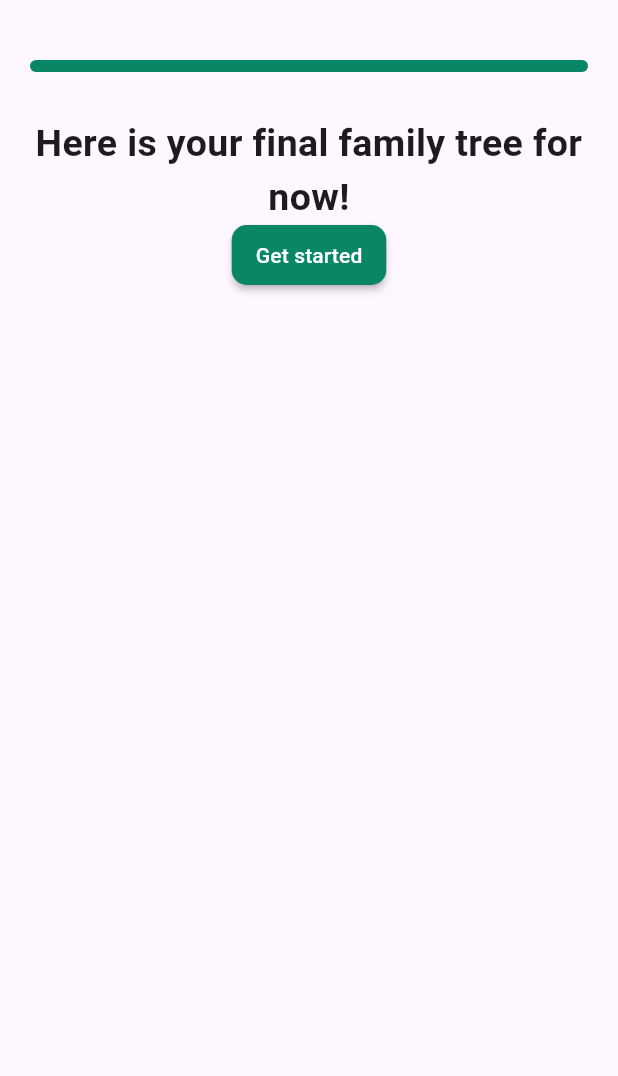
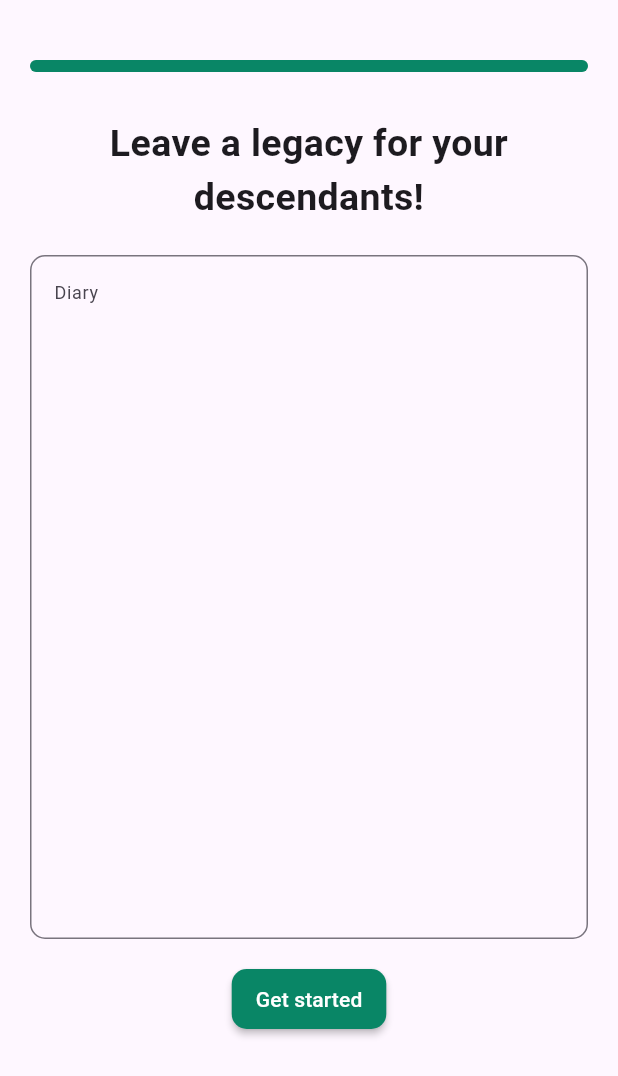
Before and after one commit to Natalia-Salameh/Family-Tree, a Flutter app: the TreeState screen opened directly with empty values, after a tap on "Next", on a phone screen of 412 x 824 dp. Shown: the top 1076 px of the screen. Run offline on Flutter 3.47's test engine with Material 3 defaults, Android fonts, the phone set to English and light mode, and no system bars; our stand-ins replace contained_tab_bar_view, google_fonts; missing offline and left inert: drop_down_list.

Commit message:
OnBoearding Form Update

```diff
--- a/lib/view/screens/Legacy/legacy.dart
+++ b/lib/view/screens/Legacy/legacy.dart
@@ -25,7 +25,7 @@ class _UserFormState extends State<Legacy> {
         actions: [
           IconButton(
             onPressed: () {},
-            icon: const Icon(Icons.edit_square),
+            icon: const Icon(Icons.edit),
           )
         ],
       ),
--- a/lib/view/screens/onBoardingForm/Tree.dart
+++ b/lib/view/screens/onBoardingForm/Tree.dart
@@ -1,5 +1,5 @@
 import 'package:family_tree_application/core/constants/colors.dart';
-import 'package:family_tree_application/view/screens/onBoardingForm/final_family_tree.dart';
+import 'package:family_tree_application/view/screens/onBoardingForm/diary.dart';
 import 'package:family_tree_application/view/widgets/button.dart';
 import 'package:family_tree_application/view/widgets/form/progress_Indicator.dart';
 import 'package:family_tree_application/view/widgets/profile.dart';
@@ -25,16 +25,17 @@ class _UserFormState extends State<TreeState> {
   @override
   Widget build(BuildContext context) {
     return Scaffold(
-      appBar: AppBar(),
       body: SafeArea(
         child: Padding(
           padding: const EdgeInsets.all(20),
           child: Center(
             child: Column(
               children: [
+                const SizedBox(height: 20),
                 ProgressBar(
                   progress: widget.progress,
                 ),
+                const SizedBox(height: 30),
                 const Text(
                   "Click on the add button to start adding your relatives!",
                   textAlign: TextAlign.center,
@@ -43,8 +44,7 @@ class _UserFormState extends State<TreeState> {
                     fontWeight: FontWeight.bold,
                   ),
                 ),
-                const SizedBox(height: 30),
-                Profile(),
+                const SizedBox(height: 500),
                 SizedBox(
                   height: 40,
                   child: Button(
@@ -53,7 +53,7 @@ class _UserFormState extends State<TreeState> {
                           Navigator.pushAndRemoveUntil(
                             context,
                             MaterialPageRoute(
-                              builder: (context) => FinalFamilyTree(
+                              builder: (context) => Diary(
                                 progress: progress,
                               ),
                             ),
--- a/lib/view/screens/onBoardingForm/final_family_tree.dart
+++ b/lib/view/screens/onBoardingForm/diary.dart
@@ -1,18 +1,20 @@
 import 'package:family_tree_application/core/constants/colors.dart';
 import 'package:family_tree_application/view/widgets/button.dart';
+import 'package:family_tree_application/view/widgets/form/full_name.dart';
 import 'package:family_tree_application/view/widgets/form/progress_Indicator.dart';
 import 'package:flutter/material.dart';
 
-class FinalFamilyTree extends StatefulWidget {
+class Diary extends StatefulWidget {
   final double progress;
-  const FinalFamilyTree({Key? key, required this.progress}) : super(key: key);
+  const Diary({Key? key, required this.progress}) : super(key: key);
 
   @override
-  State<FinalFamilyTree> createState() => _UserFormState();
+  State<Diary> createState() => _UserFormState();
 }
 
-class _UserFormState extends State<FinalFamilyTree> {
+class _UserFormState extends State<Diary> {
   final GlobalKey<FormState> formStateKey = GlobalKey<FormState>();
+  final TextEditingController diaryController = TextEditingController();
 
   double progress = 1;
 
@@ -33,12 +35,24 @@ class _UserFormState extends State<FinalFamilyTree> {
                   ),
                   const SizedBox(height: 30),
                   const Text(
-                    "Here is your final family tree for now!",
+                    "Leave a legacy for your descendants!",
                     textAlign: TextAlign.center,
                     style: TextStyle(
                       fontSize: 25,
                       fontWeight: FontWeight.bold,
                     ),
+                  ),
+                  const SizedBox(
+                    height: 20,
+                  ),
+                  CustomTextForm(
+                    hintText: "Diary",
+                    maxLines: 18,
+                    myController: diaryController,
+                    alignLabelWithHint: true,
+                  ),
+                  const SizedBox(
+                    height: 20,
                   ),
                   SizedBox(
                     height: 40,
--- a/lib/view/screens/onBoardingForm/user_form.dart
+++ b/lib/view/screens/onBoardingForm/user_form.dart
@@ -1,7 +1,7 @@
 import 'package:family_tree_application/core/constants/colors.dart';
 import 'package:family_tree_application/enums.dart';
 import 'package:family_tree_application/mock_data.dart';
-import 'package:family_tree_application/view/screens/onBoardingForm/Tree.dart';
+import 'package:family_tree_application/view/screens/onBoardingForm/tree.dart';
 import 'package:family_tree_application/view/widgets/bottom_sheet.dart';
 import 'package:family_tree_application/view/widgets/button.dart';
 import 'package:family_tree_application/view/widgets/form/family_name.dart';
@@ -60,9 +60,12 @@ class _UserFormState extends State<UserForm> {
                     children: [
                       Expanded(
                         flex: 2,
+                        child: SizedBox(
+                          height: 40,
                           child: CustomTextForm(
                             hintText: "Full name",
                             myController: fullNameController,
+                          ),
                         ),
                       ),
                       const SizedBox(width: 10),
@@ -129,9 +132,12 @@ class _UserFormState extends State<UserForm> {
                       );
                     },
                     child: AbsorbPointer(
+                      child: SizedBox(
+                        height: 40,
                         child: CustomTextForm(
                           hintText: "Birthday",
                           myController: dateController,
+                        ),
                       ),
                     ),
                   ),
--- a/lib/view/widgets/form/full_name.dart
+++ b/lib/view/widgets/form/full_name.dart
@@ -4,24 +4,28 @@ import 'package:flutter/material.dart';
 class CustomTextForm extends StatelessWidget {
   final String hintText;
   final TextEditingController myController;
+  final int maxLines;
+  final bool alignLabelWithHint;
   // final String? Function(String?) valid;
 
   const CustomTextForm({
     Key? key,
     required this.hintText,
     required this.myController,
+    this.maxLines = 1,
+    this.alignLabelWithHint = false,
     // required this.valid,
   }) : super(key: key);
 
   @override
   Widget build(BuildContext context) {
-    return SizedBox(
-      height: 40,
-      child: TextFormField(
+    return TextFormField(
         //    validator: valid,
+        maxLines: maxLines,
         controller: myController,
         decoration: InputDecoration(
             labelStyle: const TextStyle(fontSize: 12),
+            alignLabelWithHint: alignLabelWithHint,
             labelText: hintText,
             hintStyle: const TextStyle(fontSize: 14),
             contentPadding:
@@ -29,7 +33,6 @@ class CustomTextForm extends StatelessWidget {
             focusedBorder: const OutlineInputBorder(
                 borderSide: BorderSide(color: CustomColors.primaryColor)),
             border:
-                  OutlineInputBorder(borderRadius: BorderRadius.circular(10)))),
-    );
+                OutlineInputBorder(borderRadius: BorderRadius.circular(10))));
   }
 }
```
Lines whose indentation alone changed are shown as unchanged.
